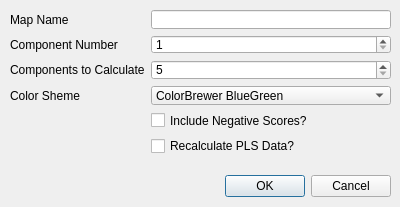
First picture: the form in plsdialog.ui, repository VespucciProject/Vespucci, before the edit.
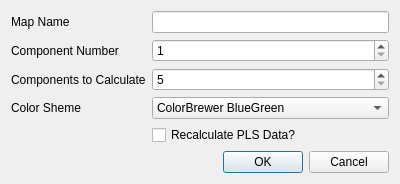
Second picture: the form after the edit.

```diff
--- a/plsdialog.ui
+++ b/plsdialog.ui
@@ -7,41 +7,13 @@
     <x>0</x>
     <y>0</y>
     <width>400</width>
-    <height>207</height>
+    <height>168</height>
    </rect>
   </property>
   <property name="windowTitle">
    <string>Partial Least Squares</string>
   </property>
-  <widget class="QDialogButtonBox" name="buttonBox">
-   <property name="geometry">
-    <rect>
-     <x>50</x>
-     <y>170</y>
-     <width>341</width>
-     <height>32</height>
-    </rect>
-   </property>
-   <property name="orientation">
-    <enum>Qt::Horizontal</enum>
-   </property>
-   <property name="standardButtons">
-    <set>QDialogButtonBox::Cancel|QDialogButtonBox::Ok</set>
-   </property>
-  </widget>
-  <widget class="QWidget" name="formLayoutWidget">
-   <property name="geometry">
-    <rect>
-     <x>10</x>
-     <y>10</y>
-     <width>381</width>
-     <height>146</height>
-    </rect>
-   </property>
    <layout class="QFormLayout" name="formLayout">
-    <property name="fieldGrowthPolicy">
-     <enum>QFormLayout::AllNonFixedFieldsGrow</enum>
-    </property>
     <item row="0" column="0">
      <widget class="QLabel" name="label">
       <property name="text">
@@ -69,6 +41,20 @@
       </property>
      </widget>
     </item>
+   <item row="2" column="0">
+    <widget class="QLabel" name="label_4">
+     <property name="text">
+      <string>Components to Calculate</string>
+     </property>
+    </widget>
+   </item>
+   <item row="2" column="1">
+    <widget class="QSpinBox" name="componentsToCalculatespinBox">
+     <property name="minimum">
+      <number>5</number>
+     </property>
+    </widget>
+   </item>
     <item row="3" column="0">
      <widget class="QLabel" name="label_3">
       <property name="text">
@@ -76,13 +62,6 @@
       </property>
      </widget>
     </item>
-    <item row="4" column="1">
-     <widget class="QCheckBox" name="checkBox">
-      <property name="text">
-       <string>Include Negative Scores?</string>
-      </property>
-     </widget>
-    </item>
     <item row="3" column="1">
      <widget class="QComboBox" name="gradientComboBox">
       <property name="toolTip">
@@ -288,29 +267,24 @@
       </item>
      </widget>
     </item>
-    <item row="5" column="1">
+   <item row="4" column="1">
      <widget class="QCheckBox" name="recalculateCheckBox">
       <property name="text">
        <string>Recalculate PLS Data?</string>
       </property>
      </widget>
     </item>
-    <item row="2" column="0">
-     <widget class="QLabel" name="label_4">
-      <property name="text">
-       <string>Components to Calculate</string>
-      </property>
-     </widget>
-    </item>
-    <item row="2" column="1">
-     <widget class="QSpinBox" name="componentsToCalculatespinBox">
-      <property name="minimum">
-       <number>5</number>
+   <item row="5" column="1">
+    <widget class="QDialogButtonBox" name="buttonBox">
+     <property name="orientation">
+      <enum>Qt::Horizontal</enum>
+     </property>
+     <property name="standardButtons">
+      <set>QDialogButtonBox::Cancel|QDialogButtonBox::Ok</set>
       </property>
      </widget>
     </item>
    </layout>
-  </widget>
  </widget>
  <resources/>
  <connections>
```
Lines whose indentation alone changed are shown as unchanged.
